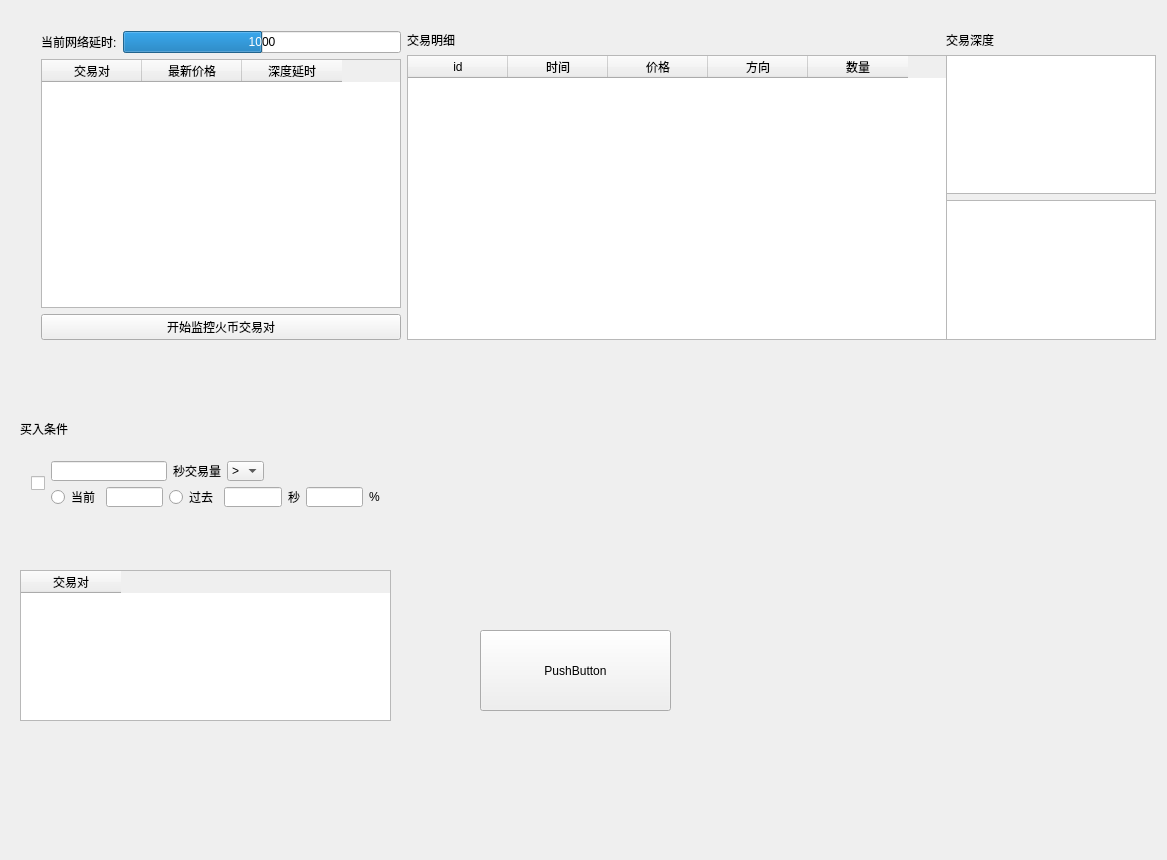
First picture: the form in MainWidget.ui, repository lihn1987/CoinMarketWatcher, before the edit.
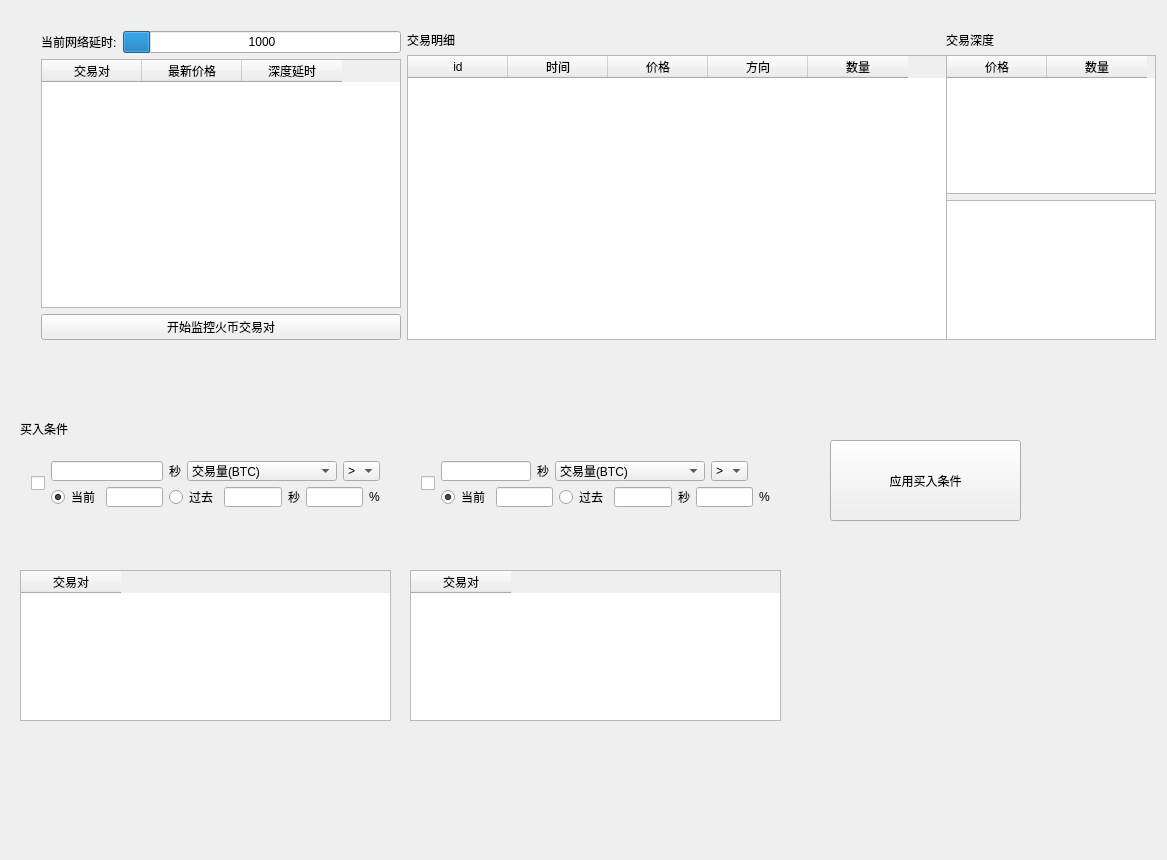
Second picture: the form after the edit.

Commit message: 能够将交易量和交易数据加入买入条件

What changed in the file:
```diff
--- a/MainWidget.ui
+++ b/MainWidget.ui
@@ -68,7 +68,7 @@
         <item>
          <widget class="QProgressBar" name="process_huobi">
           <property name="maximum">
-           <number>2000</number>
+           <number>10000</number>
           </property>
           <property name="value">
            <number>1000</number>
@@ -208,7 +208,7 @@
          <bool>true</bool>
         </property>
         <attribute name="horizontalHeaderVisible">
-         <bool>false</bool>
+         <bool>true</bool>
         </attribute>
         <column>
          <property name="text">
@@ -261,16 +261,162 @@
   <widget class="QPushButton" name="btn_buyQuantitative_1">
    <property name="geometry">
     <rect>
-     <x>480</x>
-     <y>630</y>
+     <x>830</x>
+     <y>440</y>
      <width>191</width>
      <height>81</height>
     </rect>
    </property>
    <property name="text">
-    <string>PushButton</string>
+    <string>应用买入条件</string>
    </property>
   </widget>
+  <widget class="QWidget" name="layoutWidget_2">
+   <property name="geometry">
+    <rect>
+     <x>410</x>
+     <y>450</y>
+     <width>371</width>
+     <height>68</height>
+    </rect>
+   </property>
+   <layout class="QHBoxLayout" name="horizontalLayout_10">
+    <item>
+     <widget class="QCheckBox" name="cb_buyQuantitative_2">
+      <property name="text">
+       <string/>
+      </property>
+     </widget>
+    </item>
+    <item>
+     <layout class="QVBoxLayout" name="verticalLayout_6">
+      <item>
+       <layout class="QHBoxLayout" name="horizontalLayout_5">
+        <item>
+         <widget class="QLineEdit" name="edt_param_1_2"/>
+        </item>
+        <item>
+         <widget class="QLabel" name="label_9">
+          <property name="text">
+           <string>秒</string>
+          </property>
+         </widget>
+        </item>
+        <item>
+         <widget class="QComboBox" name="cb_quan_type_2">
+          <property name="minimumSize">
+           <size>
+            <width>150</width>
+            <height>0</height>
+           </size>
+          </property>
+          <item>
+           <property name="text">
+            <string>交易量(BTC)</string>
+           </property>
+          </item>
+          <item>
+           <property name="text">
+            <string>交易次数</string>
+           </property>
+          </item>
+         </widget>
+        </item>
+        <item>
+         <widget class="QComboBox" name="cb_param_2_2">
+          <item>
+           <property name="text">
+            <string>&gt;</string>
+           </property>
+          </item>
+          <item>
+           <property name="text">
+            <string>&lt;</string>
+           </property>
+          </item>
+         </widget>
+        </item>
+        <item>
+         <spacer name="horizontalSpacer_2">
+          <property name="orientation">
+           <enum>Qt::Horizontal</enum>
+          </property>
+          <property name="sizeHint" stdset="0">
+           <size>
+            <width>40</width>
+            <height>20</height>
+           </size>
+          </property>
+         </spacer>
+        </item>
+       </layout>
+      </item>
+      <item>
+       <layout class="QHBoxLayout" name="horizontalLayout_11">
+        <item>
+         <widget class="QRadioButton" name="radio_param_31_2">
+          <property name="text">
+           <string>当前</string>
+          </property>
+          <property name="checked">
+           <bool>true</bool>
+          </property>
+         </widget>
+        </item>
+        <item>
+         <widget class="QLineEdit" name="edt_Param_41_2"/>
+        </item>
+        <item>
+         <widget class="QRadioButton" name="radio_param_32_2">
+          <property name="text">
+           <string>过去</string>
+          </property>
+         </widget>
+        </item>
+        <item>
+         <widget class="QLineEdit" name="edt_Param_42_2"/>
+        </item>
+        <item>
+         <widget class="QLabel" name="label_10">
+          <property name="text">
+           <string>秒</string>
+          </property>
+         </widget>
+        </item>
+        <item>
+         <widget class="QLineEdit" name="edt_Param_5_2"/>
+        </item>
+        <item>
+         <widget class="QLabel" name="label_11">
+          <property name="text">
+           <string>%</string>
+          </property>
+         </widget>
+        </item>
+       </layout>
+      </item>
+     </layout>
+    </item>
+   </layout>
+  </widget>
+  <widget class="QTableWidget" name="tab_buyQuantitative_2">
+   <property name="geometry">
+    <rect>
+     <x>410</x>
+     <y>570</y>
+     <width>371</width>
+     <height>151</height>
+    </rect>
+   </property>
+   <property name="sortingEnabled">
+    <bool>true</bool>
+   </property>
+   <column>
+    <property name="text">
+     <string>交易对</string>
+    </property>
+   </column>
+  </widget>
   <widget class="QWidget" name="">
    <property name="geometry">
     <rect>
@@ -298,10 +444,30 @@
         <item>
          <widget class="QLabel" name="label_6">
           <property name="text">
-           <string>秒交易量</string>
+           <string>秒</string>
           </property>
          </widget>
         </item>
+        <item>
+         <widget class="QComboBox" name="cb_quan_type_1">
+          <property name="minimumSize">
+           <size>
+            <width>150</width>
+            <height>0</height>
+           </size>
+          </property>
+          <item>
+           <property name="text">
+            <string>交易量(BTC)</string>
+           </property>
+          </item>
+          <item>
+           <property name="text">
+            <string>交易次数</string>
+           </property>
+          </item>
+         </widget>
+        </item>
         <item>
          <widget class="QComboBox" name="cb_param_2_1">
           <item>
@@ -316,19 +482,6 @@
           </item>
          </widget>
         </item>
-        <item>
-         <spacer name="horizontalSpacer">
-          <property name="orientation">
-           <enum>Qt::Horizontal</enum>
-          </property>
-          <property name="sizeHint" stdset="0">
-           <size>
-            <width>40</width>
-            <height>20</height>
-           </size>
-          </property>
-         </spacer>
-        </item>
        </layout>
       </item>
       <item>
@@ -338,6 +491,9 @@
           <property name="text">
            <string>当前</string>
           </property>
+          <property name="checked">
+           <bool>true</bool>
+          </property>
          </widget>
         </item>
         <item>
```
The commit also changes 5 other files.
